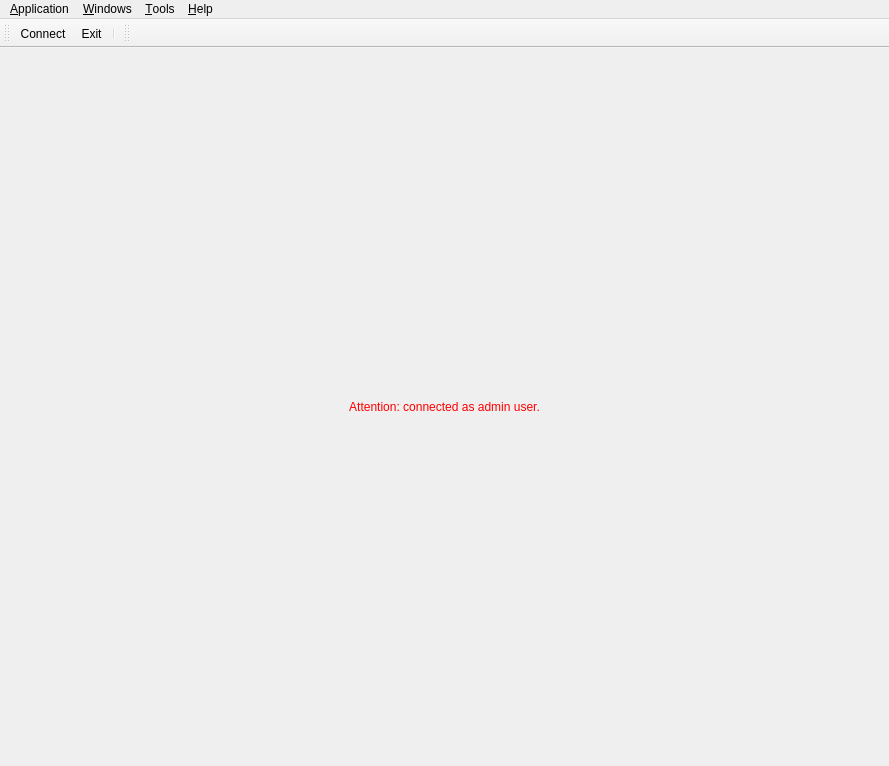
The window that nicos/clients/gui/main.ui (mlz-ictrl/nicos) describes before a commit, drawn with Qt 5.
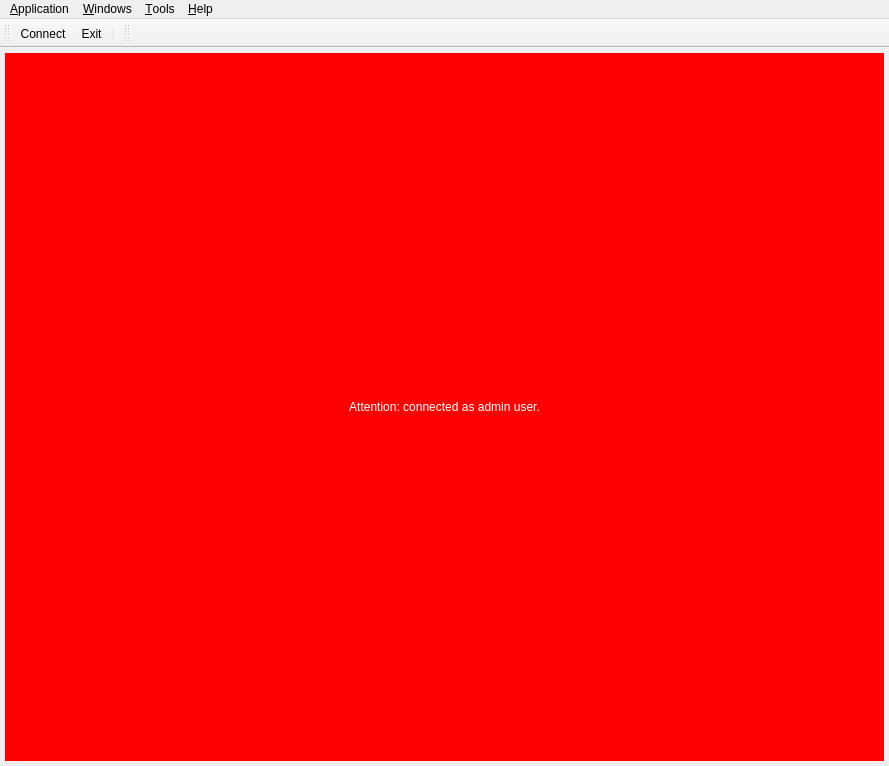
The same window after the commit. Icons and pictures are not drawn.

Commit message: GUI: make the admin warning a little bit more visible

```diff
--- a/nicos/clients/gui/main.ui
+++ b/nicos/clients/gui/main.ui
@@ -22,42 +22,9 @@
      <layout class="QVBoxLayout" name="centralLayout">
       <item>
        <widget class="QLabel" name="adminLabel">
-        <property name="palette">
-         <palette>
-          <active>
-           <colorrole role="WindowText">
-            <brush brushstyle="SolidPattern">
-             <color alpha="255">
-              <red>255</red>
-              <green>0</green>
-              <blue>0</blue>
-             </color>
-            </brush>
-           </colorrole>
-          </active>
-          <inactive>
-           <colorrole role="WindowText">
-            <brush brushstyle="SolidPattern">
-             <color alpha="255">
-              <red>255</red>
-              <green>0</green>
-              <blue>0</blue>
-             </color>
-            </brush>
-           </colorrole>
-          </inactive>
-          <disabled>
-           <colorrole role="WindowText">
-            <brush brushstyle="SolidPattern">
-             <color alpha="255">
-              <red>49</red>
-              <green>54</green>
-              <blue>59</blue>
-             </color>
-            </brush>
-           </colorrole>
-          </disabled>
-         </palette>
+        <property name="styleSheet">
+         <string notr="true">background-color: red;
+         color: white;</string>
         </property>
         <property name="text">
          <string>Attention: connected as admin user.</string>
```
